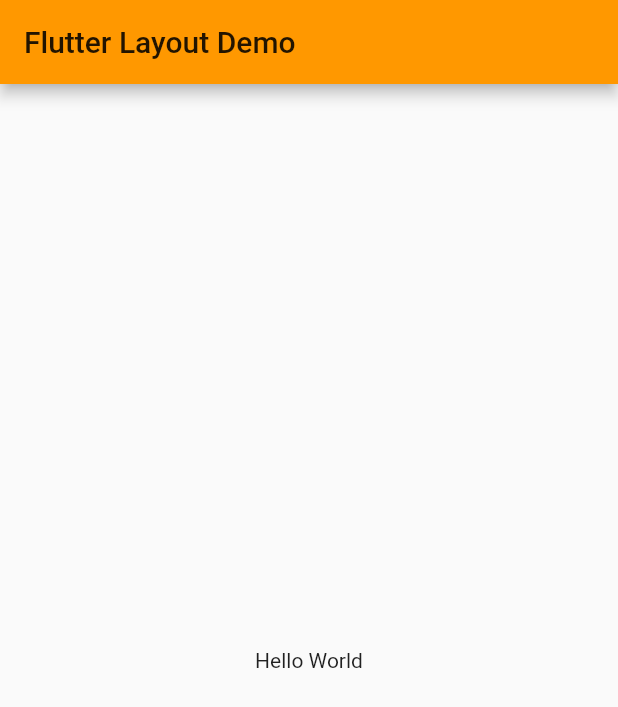
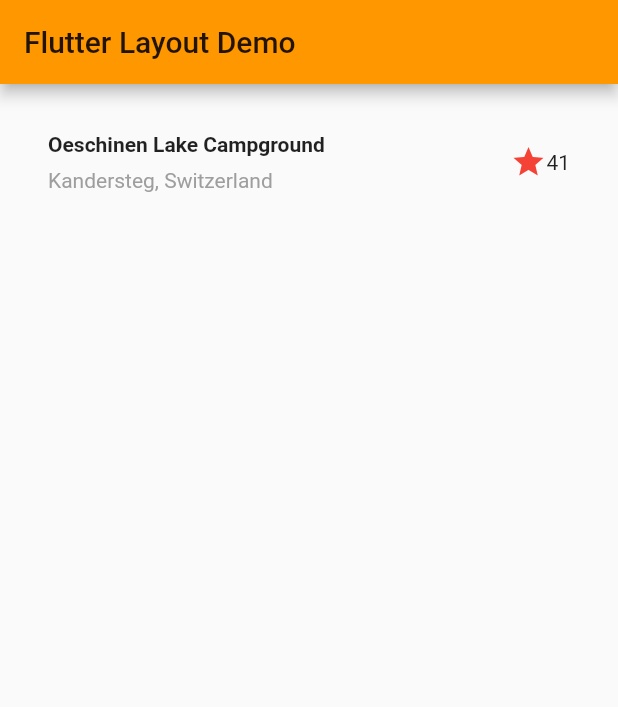
Before and after one commit to astutz96/layouts_in_flutter, a Flutter app: the screen it shows after launch, on a phone screen of 412 x 824 dp. Shown: the top 707 px of the screen. Run offline on Flutter 3.47's test engine with Material 2 defaults, Android fonts, the phone set to English and light mode, and no system bars.

Commit message:
Added title section

```diff
--- a/lib/main.dart
+++ b/lib/main.dart
@@ -15,10 +15,52 @@ class MyApp extends StatelessWidget {
         appBar: AppBar(
           title: Text('Flutter Layout Demo'),
         ),
-        body: Center(
-          child: Text('Hello World'),
+        body: Column(
+          children: [
+            TitleSection(),
+          ],
         ),
       ),
     );
   }
 }
+
+class TitleSection extends StatelessWidget {
+  @override
+  Widget build(BuildContext context) {
+    return Container(
+      padding: const EdgeInsets.all(32),
+      child: Row(
+        children: <Widget>[
+          Expanded(
+              child: Column(
+                crossAxisAlignment: CrossAxisAlignment.start,
+                children: [
+                  Container(
+                    padding: const EdgeInsets.only(bottom: 8),
+                    child: Text(
+                      'Oeschinen Lake Campground',
+                      style: TextStyle(
+                        fontWeight: FontWeight.bold,
+                      ),
+                    ),
+                  ),
+                  Text(
+                    'Kandersteg, Switzerland',
+                    style: TextStyle(
+                      color: Colors.grey[500],
+                    ),
+                  )
+                ],
+              )
+          ),
+          Icon(
+            Icons.star,
+            color: Colors.red,
+          ),
+          Text('41'),
+        ],
+      ),
+    );
+  }
+}
```
